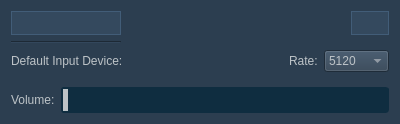
5l1v3r1/Moderat, file source/plugins/maudio/main_ui.ui: the form before one commit.
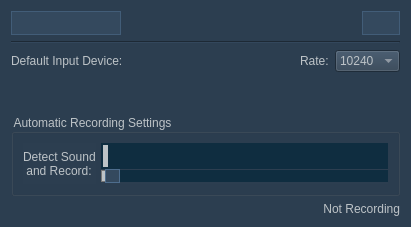
The form after the commit. Icons and pictures are not drawn.

Commit message: sound detect and record feature

Diff of the .ui file:
```diff
--- a/source/plugins/maudio/main_ui.ui
+++ b/source/plugins/maudio/main_ui.ui
@@ -6,8 +6,8 @@
    <rect>
     <x>0</x>
     <y>0</y>
-    <width>400</width>
-    <height>124</height>
+    <width>411</width>
+    <height>227</height>
    </rect>
   </property>
   <property name="minimumSize">
@@ -34,7 +34,7 @@
 color: #bdc3c7;</string>
   </property>
   <layout class="QGridLayout" name="gridLayout">
-   <item row="1" column="0">
+   <item row="0" column="0">
     <layout class="QHBoxLayout" name="horizontalLayout_2">
      <property name="spacing">
       <number>0</number>
@@ -150,14 +150,7 @@
      </item>
     </layout>
    </item>
-   <item row="2" column="0">
-    <widget class="Line" name="line">
-     <property name="orientation">
-      <enum>Qt::Horizontal</enum>
-     </property>
-    </widget>
-   </item>
-   <item row="1" column="1">
+   <item row="0" column="1">
     <spacer name="horizontalSpacer_2">
      <property name="orientation">
       <enum>Qt::Horizontal</enum>
@@ -170,7 +163,40 @@
      </property>
     </spacer>
    </item>
-   <item row="3" column="0" colspan="3">
+   <item row="0" column="2">
+    <widget class="QPushButton" name="alwaysTopButton">
+     <property name="minimumSize">
+      <size>
+       <width>0</width>
+       <height>24</height>
+      </size>
+     </property>
+     <property name="styleSheet">
+      <string notr="true">QPushButton#alwaysTopButton {
+			border: 1px ridge;
+            border-color: #2c3e50;
+			padding: 2px;
+            background-color: #34495e;
+            }
+
+QPushButton#alwaysTopButton:checked {
+			border-color: #27ae60;
+            background-color: #2c3e50;
+            }</string>
+     </property>
+     <property name="text">
+      <string/>
+     </property>
+     <property name="icon">
+      <iconset resource="../../res.qrc">
+       <normaloff>:/icons/assets/always_top.png</normaloff>:/icons/assets/always_top.png</iconset>
+     </property>
+     <property name="checkable">
+      <bool>true</bool>
+     </property>
+    </widget>
+   </item>
+   <item row="2" column="0" colspan="3">
     <layout class="QHBoxLayout" name="horizontalLayout">
      <item>
       <widget class="QLabel" name="defaultInputDeviceLavel">
@@ -211,6 +237,9 @@
      </item>
      <item>
       <widget class="QComboBox" name="rateDrop">
+       <property name="currentIndex">
+        <number>1</number>
+       </property>
        <item>
         <property name="text">
          <string>5120</string>
@@ -230,25 +259,59 @@
      </item>
     </layout>
    </item>
-   <item row="5" column="0" colspan="3">
+   <item row="4" column="0" colspan="3">
+    <spacer name="verticalSpacer">
+     <property name="orientation">
+      <enum>Qt::Vertical</enum>
+     </property>
+     <property name="sizeHint" stdset="0">
+      <size>
+       <width>20</width>
+       <height>40</height>
+      </size>
+     </property>
+    </spacer>
+   </item>
+   <item row="6" column="0" colspan="3">
+    <widget class="QGroupBox" name="groupBox">
+     <property name="title">
+      <string>Automatic Recording Settings</string>
+     </property>
+     <layout class="QGridLayout" name="gridLayout_2">
+      <item row="0" column="0">
     <layout class="QHBoxLayout" name="horizontalLayout_3">
+        <property name="spacing">
+         <number>5</number>
+        </property>
      <item>
-      <widget class="QLabel" name="volumeLabel">
+         <layout class="QVBoxLayout" name="verticalLayout_2">
+          <property name="spacing">
+           <number>0</number>
+          </property>
+          <item>
+           <widget class="QLabel" name="detectRecordLabel">
        <property name="text">
-        <string>Volume:</string>
+             <string>Detect Sound 
+ and Record:</string>
        </property>
       </widget>
      </item>
+         </layout>
+        </item>
+        <item>
+         <layout class="QVBoxLayout" name="verticalLayout">
+          <property name="spacing">
+           <number>0</number>
+          </property>
      <item>
       <widget class="QProgressBar" name="volumeProgress">
        <property name="styleSheet">
         <string notr="true">QProgressBar:horizontal {
 border: 1px solid #0F2D40;
-border-radius: 3px;
+border-radius: 0px;
 background: #0F2D40;
 padding: 1px;
 text-align: top;
-margin-right: 4ex;
 }
 QProgressBar::chunk:horizontal {
 background: #bdc3c7;
@@ -257,10 +320,10 @@
 }</string>
        </property>
        <property name="maximum">
-        <number>10000</number>
+             <number>100000</number>
        </property>
        <property name="value">
-        <number>50</number>
+             <number>1000</number>
        </property>
        <property name="alignment">
         <set>Qt::AlignBottom|Qt::AlignHCenter</set>
@@ -282,53 +345,90 @@
        </property>
       </widget>
      </item>
-    </layout>
-   </item>
-   <item row="1" column="2">
-    <widget class="QPushButton" name="alwaysTopButton">
-     <property name="minimumSize">
-      <size>
-       <width>0</width>
-       <height>24</height>
-      </size>
+          <item>
+           <widget class="QSlider" name="volumeSlider">
+            <property name="enabled">
+             <bool>true</bool>
      </property>
      <property name="styleSheet">
-      <string notr="true">QPushButton#alwaysTopButton {
-			border: 1px ridge;
-            border-color: #2c3e50;
-			padding: 2px;
-            background-color: #34495e;
-            }
+             <string notr="true">QSlider::groove:horizontal {
+border: 1px solid #bbb;
+background: #0F2D40;
+height: 10px;
+border-radius: 0px;
+}
 
-QPushButton#alwaysTopButton:checked {
-			border-color: #27ae60;
-            background-color: #2c3e50;
-            }</string>
-     </property>
+QSlider::sub-page:horizontal {
+background: #bdc3c7;
+border: 1px solid #777;
+height: 10px;
+border-radius: 0px;
+}
+
+QSlider::add-page:horizontal {
+background: #0F2D40;
+height: 10px;
+}
+
+QSlider::handle:horizontal {
+background: #34495e;
+width: 13px;
+margin-top: -2px;
+margin-bottom: -2px;
+border: 1px ridge;
+border-color: #34495e;
+}
+
+QSlider::handle:horizontal:hover {
+background: #7f8c8d;
+}</string>
+            </property>
+            <property name="maximum">
+             <number>100000</number>
+            </property>
+            <property name="value">
+             <number>1000</number>
+            </property>
+            <property name="sliderPosition">
+             <number>1000</number>
+            </property>
+            <property name="orientation">
+             <enum>Qt::Horizontal</enum>
+            </property>
+            <property name="invertedAppearance">
+             <bool>false</bool>
+            </property>
+            <property name="invertedControls">
+             <bool>false</bool>
+            </property>
+            <property name="tickPosition">
+             <enum>QSlider::NoTicks</enum>
+            </property>
+           </widget>
+          </item>
+         </layout>
+        </item>
+       </layout>
+      </item>
+     </layout>
+    </widget>
+   </item>
+   <item row="7" column="0" colspan="3">
+    <widget class="QLabel" name="statusLabel">
      <property name="text">
-      <string/>
+      <string>Not Recording</string>
      </property>
-     <property name="icon">
-      <iconset resource="../../res.qrc">
-       <normaloff>:/icons/assets/always_top.png</normaloff>:/icons/assets/always_top.png</iconset>
-     </property>
-     <property name="checkable">
-      <bool>true</bool>
+     <property name="alignment">
+      <set>Qt::AlignRight|Qt::AlignTrailing|Qt::AlignVCenter</set>
      </property>
     </widget>
    </item>
-   <item row="4" column="0" colspan="3">
-    <spacer name="verticalSpacer">
+   <item row="1" column="0" colspan="3">
+    <widget class="Line" name="line">
      <property name="orientation">
-      <enum>Qt::Vertical</enum>
+      <enum>Qt::Horizontal</enum>
      </property>
-     <property name="sizeHint" stdset="0">
-      <size>
-       <width>20</width>
-       <height>40</height>
-      </size>
-     </property>
-    </spacer>
+    </widget>
    </item>
   </layout>
  </widget>
```
Lines whose indentation alone changed are shown as unchanged. The commit also changes 2 other files.
